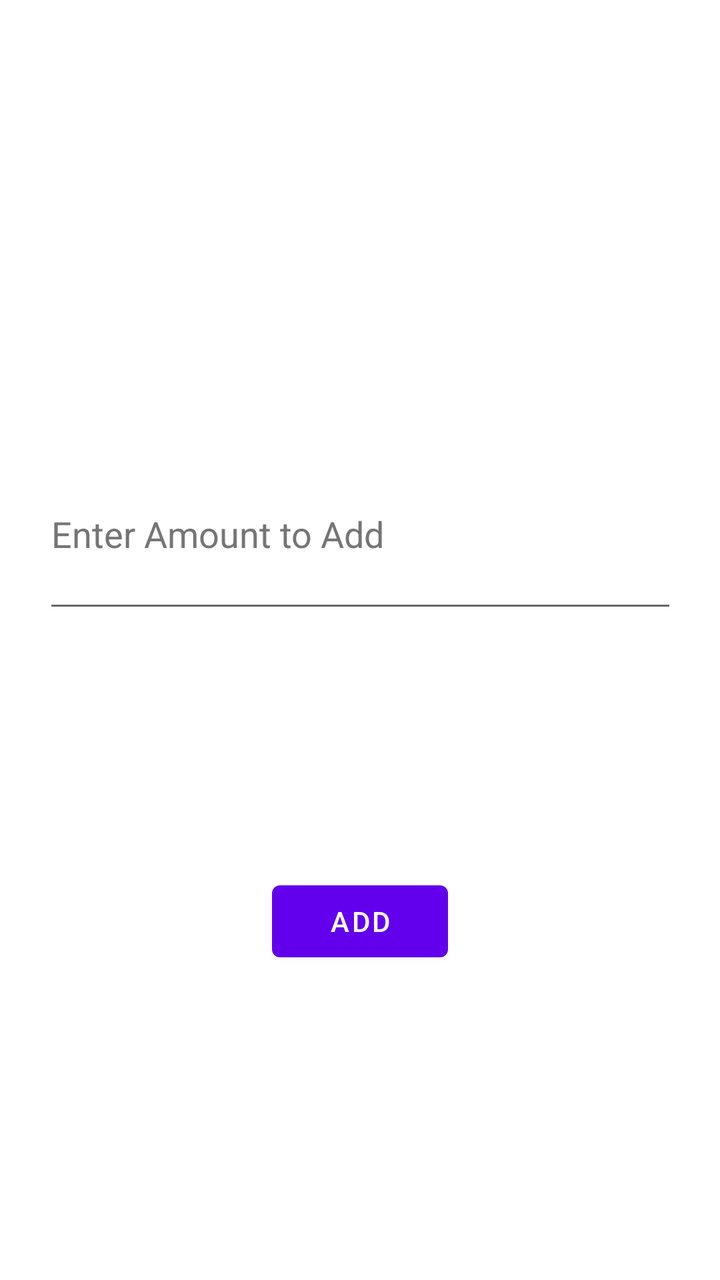
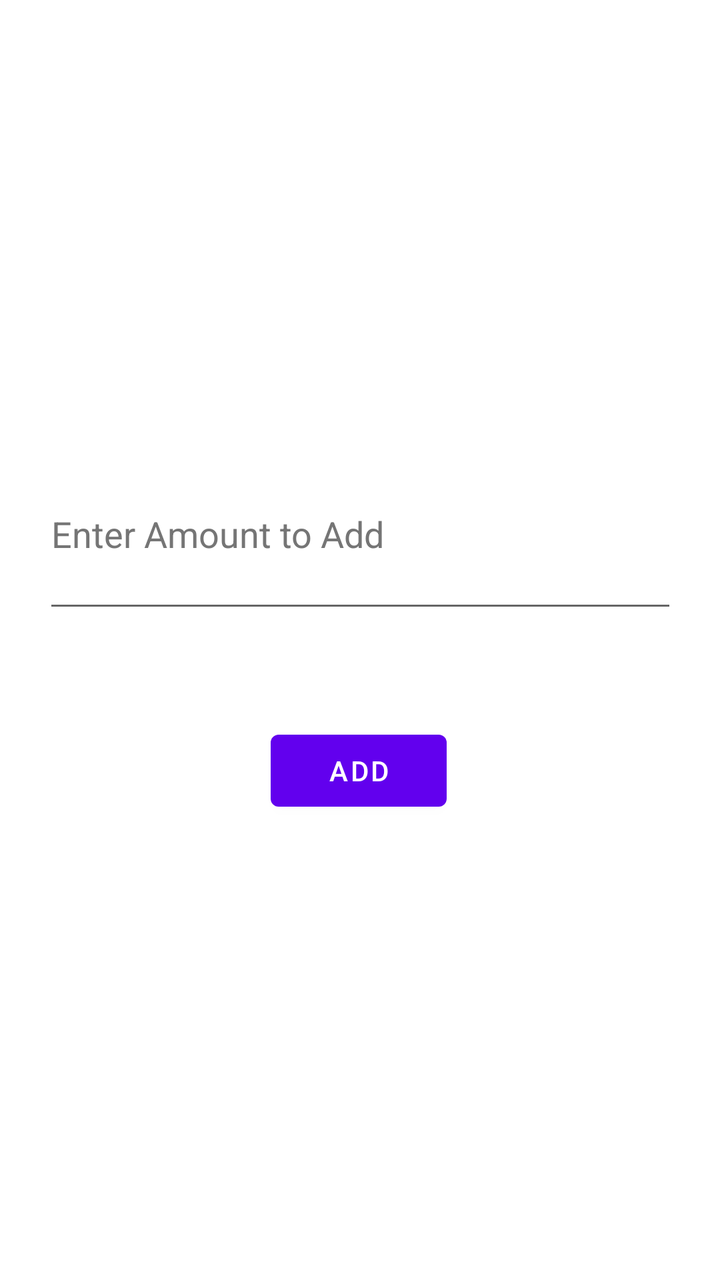

Screens rendered from an Android XML layout before and after an edit, with the pre-edit source and the edit as a unified diff.
<!-- AndroidManifest.xml: application theme Theme.GamblingBadger -->
<!-- res/layout/fragment_add_balance.xml -->
<?xml version="1.0" encoding="utf-8"?>
<androidx.constraintlayout.widget.ConstraintLayout xmlns:android="http://schemas.android.com/apk/res/android"
    xmlns:app="http://schemas.android.com/apk/res-auto"
    xmlns:tools="http://schemas.android.com/tools"
    android:id="@+id/ConstraintLayout"
    android:layout_width="match_parent"
    android:layout_height="match_parent"
    tools:context=".balance.AddBalanceFragment">

    <Button
        android:id="@+id/addBalanceFrag_button_add"
        android:layout_width="wrap_content"
        android:layout_height="wrap_content"
        android:layout_marginTop="112dp"
        android:text="@string/Add"
        app:layout_constraintBottom_toBottomOf="parent"
        app:layout_constraintEnd_toEndOf="parent"
        app:layout_constraintStart_toStartOf="parent"
        app:layout_constraintTop_toBottomOf="@+id/addBalanceFrag_addAmt"
        app:layout_constraintVertical_bias="0.08" />

    <EditText
        android:id="@+id/addBalanceFrag_addAmt"
        android:layout_width="317dp"
        android:layout_height="92dp"
        android:autofillHints=" "
        android:hint="@string/enter_amount_to_ad"
        android:imeOptions="actionDone"
        android:inputType="numberDecimal"
        android:textColorHint="#757575"
        app:layout_constraintBottom_toBottomOf="parent"
        app:layout_constraintEnd_toEndOf="parent"
        app:layout_constraintStart_toStartOf="parent"
        app:layout_constraintTop_toTopOf="parent"
        app:layout_constraintVertical_bias="0.40" />

</androidx.constraintlayout.widget.ConstraintLayout>
<!-- resources referenced by this layout -->
<resources>
  <string name="Add">ADD</string>
  <string name="enter_amount_to_ad">Enter Amount to Add</string>
  <style name="Theme.GamblingBadger" parent="Theme.MaterialComponents.DayNight.DarkActionBar">
          
          <item name="colorPrimary">@color/purple_500</item>
          <item name="colorPrimaryVariant">@color/purple_700</item>
          <item name="colorOnPrimary">@color/white</item>
          
          <item name="colorSecondary">@color/teal_200</item>
          <item name="colorSecondaryVariant">@color/teal_700</item>
          <item name="colorOnSecondary">@color/black</item>
          
          <item name="android:statusBarColor" tools:targetApi="l">?attr/colorPrimaryVariant</item>
          
      </style>
  <color name="purple_500">#FF6200EE</color>
  <color name="purple_700">#FF3700B3</color>
  <color name="white">#FFFFFFFF</color>
  <color name="teal_200">#FF03DAC5</color>
  <color name="teal_700">#FF018786</color>
  <color name="black">#FF000000</color>
</resources>

<!-- the commit's change to res/layout/fragment_add_balance.xml (unified diff, before → after) -->
@@ -11,13 +11,14 @@
         android:id="@+id/addBalanceFrag_button_add"
         android:layout_width="wrap_content"
         android:layout_height="wrap_content"
-        android:layout_marginTop="112dp"
+        android:layout_marginTop="50dp"
         android:text="@string/Add"
         app:layout_constraintBottom_toBottomOf="parent"
         app:layout_constraintEnd_toEndOf="parent"
+        app:layout_constraintHorizontal_bias="0.498"
         app:layout_constraintStart_toStartOf="parent"
         app:layout_constraintTop_toBottomOf="@+id/addBalanceFrag_addAmt"
-        app:layout_constraintVertical_bias="0.08" />
+        app:layout_constraintVertical_bias="0.0" />
 
     <EditText
         android:id="@+id/addBalanceFrag_addAmt"
